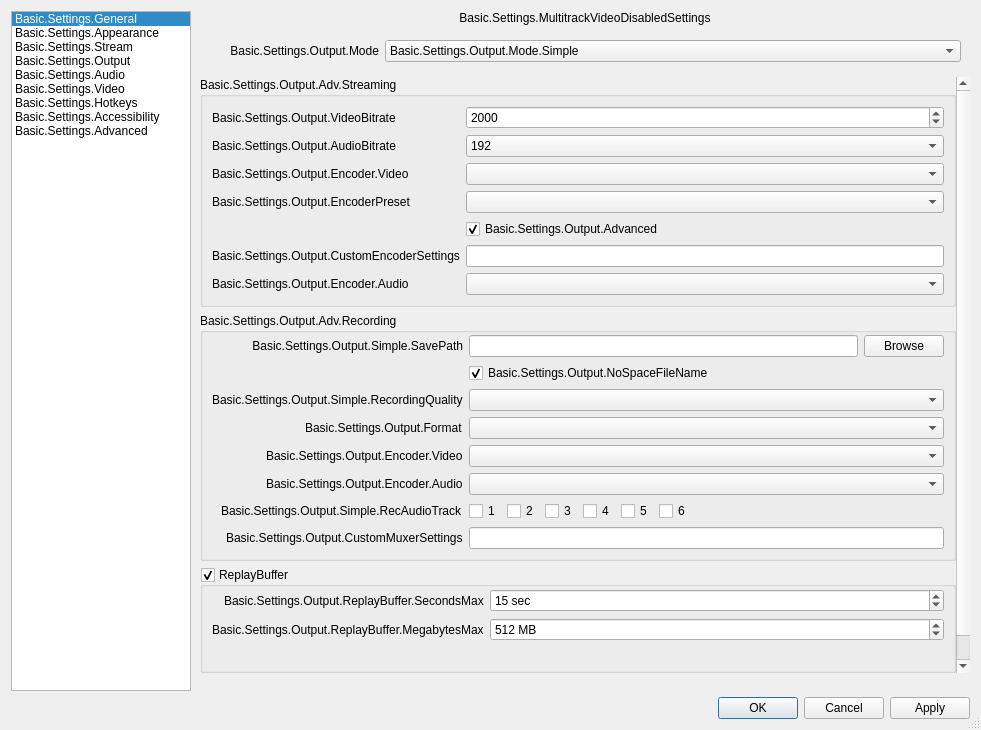
This is frontend/forms/OBSBasicSettings.ui in Flexible-Output-View/obs-studio-fov as Qt 5 draws it before an edit. The edited form follows.
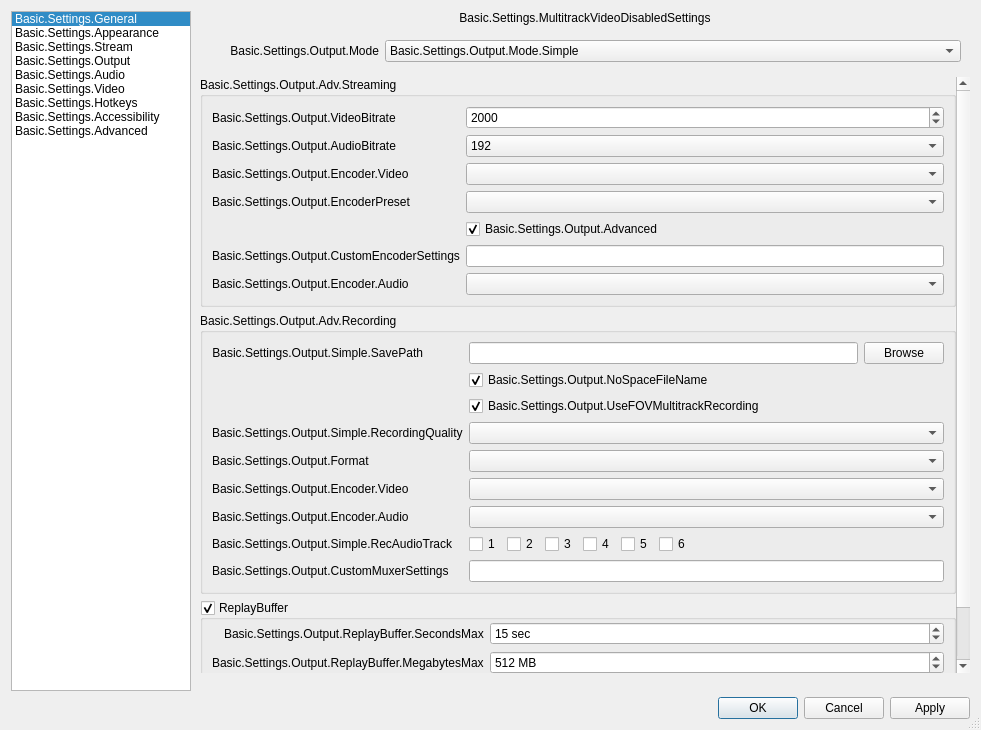
This is the edited form. The open tabs and pages were chosen to show the change. Icons and pictures are not drawn. Custom widgets are drawn as their Qt base class.

Commit message: ADD: support for multitrack local recording using FOVSystem in simple output

The edit to the form file:
```diff
--- a/frontend/forms/OBSBasicSettings.ui
+++ b/frontend/forms/OBSBasicSettings.ui
@@ -2336,7 +2336,7 @@
                      <x>0</x>
                      <y>0</y>
                      <width>758</width>
-                     <height>750</height>
+                     <height>789</height>
                     </rect>
                    </property>
                    <property name="sizePolicy">
@@ -2538,25 +2538,7 @@
                       <property name="title">
                        <string>Basic.Settings.Output.Adv.Recording</string>
                       </property>
-                      <layout class="QFormLayout" name="formLayout_6">
-                       <property name="fieldGrowthPolicy">
-                        <enum>QFormLayout::FieldGrowthPolicy::AllNonFixedFieldsGrow</enum>
-                       </property>
-                       <property name="labelAlignment">
-                        <set>Qt::AlignmentFlag::AlignRight|Qt::AlignmentFlag::AlignTrailing|Qt::AlignmentFlag::AlignVCenter</set>
-                       </property>
-                       <property name="leftMargin">
-                        <number>9</number>
-                       </property>
-                       <property name="topMargin">
-                        <number>2</number>
-                       </property>
-                       <property name="rightMargin">
-                        <number>9</number>
-                       </property>
-                       <property name="bottomMargin">
-                        <number>9</number>
-                       </property>
+                      <layout class="QFormLayout" name="formLayout_5">
                        <item row="0" column="0">
                         <widget class="QLabel" name="label_18">
                          <property name="minimumSize">
@@ -2597,16 +2579,6 @@
                          </item>
                         </layout>
                        </item>
-                       <item row="1" column="1">
-                        <widget class="QCheckBox" name="simpleNoSpace">
-                         <property name="text">
-                          <string>Basic.Settings.Output.NoSpaceFileName</string>
-                         </property>
-                         <property name="checked">
-                          <bool>true</bool>
-                         </property>
-                        </widget>
-                       </item>
                        <item row="2" column="0">
                         <widget class="QLabel" name="label_26">
                          <property name="text">
@@ -2893,6 +2865,30 @@
                        <item row="7" column="1">
                         <widget class="QLineEdit" name="simpleOutMuxCustom"/>
                        </item>
+                       <item row="1" column="1">
+                        <layout class="QVBoxLayout" name="verticalLayout_36">
+                         <item>
+                          <widget class="QCheckBox" name="simpleNoSpace">
+                           <property name="text">
+                            <string>Basic.Settings.Output.NoSpaceFileName</string>
+                           </property>
+                           <property name="checked">
+                            <bool>true</bool>
+                           </property>
+                          </widget>
+                         </item>
+                         <item>
+                          <widget class="QCheckBox" name="fovBasicRecordMultitrack">
+                           <property name="text">
+                            <string>Basic.Settings.Output.UseFOVMultitrackRecording</string>
+                           </property>
+                           <property name="checked">
+                            <bool>true</bool>
+                           </property>
+                          </widget>
+                         </item>
+                        </layout>
+                       </item>
                       </layout>
                      </widget>
                     </item>
```
Left out of the diff: 14 changed lines with no effect on the pictures. The commit also changes 4 other files.
